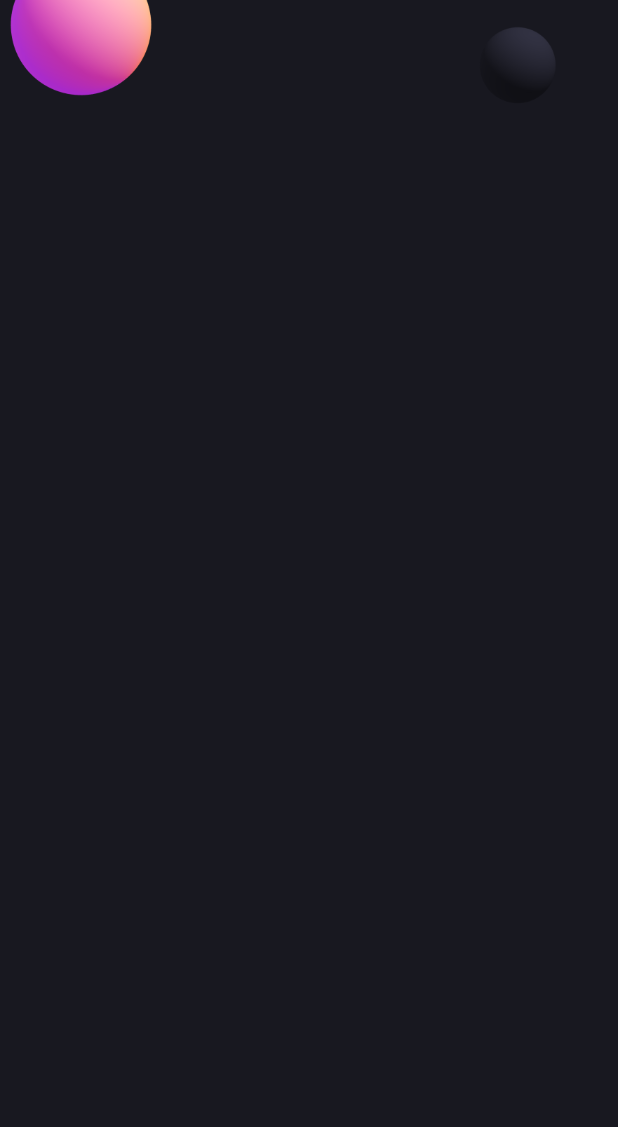
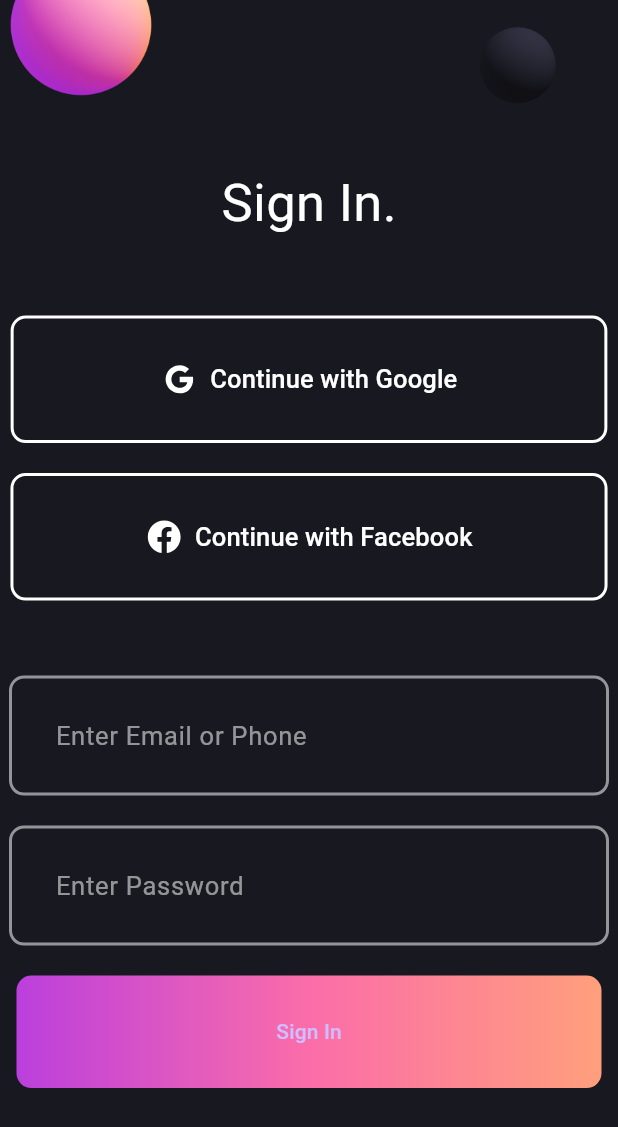
Before and after one commit to Saliim242/Somali-Electronic-App, a Flutter app: the screen it shows after launch, on a phone screen of 412 x 824 dp. Shown: the top 1127 px of the screen. Run offline on Flutter 3.47's test engine with Material 3 defaults, Android fonts, the phone set to English and light mode, and no system bars; our stand-ins replace flutter_svg.

Commit message:
Add login page UI components and social authentication buttons

```diff
--- a/lib/pages/auth/login_page.dart
+++ b/lib/pages/auth/login_page.dart
@@ -1,4 +1,8 @@
 import 'package:flutter/material.dart';
+import 'package:somali_electronic/utils/colors.dart';
+import 'package:somali_electronic/widgets/custom_btn.dart';
+import 'package:somali_electronic/widgets/custome_textfied.dart';
+import 'package:somali_electronic/widgets/social_btn.dart';
 
 import '../../utils/images.dart';
 
@@ -9,7 +13,36 @@ class LoginPage extends StatelessWidget {
   Widget build(BuildContext context) {
     return Scaffold(
       body: SingleChildScrollView(
-        child: Column(children: [Image.asset(Images.logo)]),
+        child: Center(
+          child: Column(
+            children: [
+              Image.asset(Images.logo),
+              const Text(
+                'Sign In.',
+                style: TextStyle(fontSize: 35, color: ColorPallete.whiteColor),
+              ),
+
+              SizedBox(height: 50),
+              SocialBottom(
+                label: 'Continue with Google',
+                icon: Images.googleIcon,
+              ),
+              SizedBox(height: 20),
+              SocialBottom(
+                label: 'Continue with Facebook',
+                icon: Images.facebookIcon,
+                horuzontalPadding: 90,
+              ),
+
+              SizedBox(height: 50),
+              CustomeTextfied(hintText: "Enter Email or Phone"),
+              SizedBox(height: 20),
+              CustomeTextfied(hintText: "Enter Password"),
+              SizedBox(height: 20),
+              CustomButtom(text: 'Sign In'),
+            ],
+          ),
+        ),
       ),
     );
   }
--- /dev/null
+++ b/lib/utils/constants.dart
@@ -0,0 +1,3 @@
+import 'package:flutter/material.dart';
+
+TextStyle style = TextStyle(fontSize: 20, color: Colors.white);
--- a/lib/utils/images.dart
+++ b/lib/utils/images.dart
@@ -1,3 +1,5 @@
 class Images {
   static const String logo = 'assets/images/signin_balls.png';
+  static const String googleIcon = 'assets/svg/g_logo.svg';
+  static const String facebookIcon = 'assets/svg/f_logo.svg';
 }
--- /dev/null
+++ b/lib/widgets/custom_btn.dart
@@ -0,0 +1,33 @@
+import 'package:flutter/material.dart';
+import 'package:somali_electronic/utils/colors.dart';
+
+class CustomButtom extends StatelessWidget {
+  const CustomButtom({super.key, required this.text});
+  final String text;
+
+  @override
+  Widget build(BuildContext context) {
+    return Container(
+      decoration: BoxDecoration(
+        borderRadius: BorderRadius.circular(10),
+        gradient: LinearGradient(
+          colors: [
+            ColorPallete.gradient1,
+            ColorPallete.gradient2,
+            ColorPallete.gradient3,
+          ],
+        ),
+      ),
+      child: ElevatedButton(
+        onPressed: () {},
+        child: Text(text),
+
+        style: ElevatedButton.styleFrom(
+          fixedSize: Size(390, 75),
+          backgroundColor: Colors.transparent,
+          shadowColor: Colors.transparent,
+        ),
+      ),
+    );
+  }
+}
--- /dev/null
+++ b/lib/widgets/custome_textfied.dart
@@ -0,0 +1,29 @@
+import 'package:flutter/material.dart';
+
+class CustomeTextfied extends StatelessWidget {
+  const CustomeTextfied({super.key, required this.hintText});
+  final String hintText;
+
+  @override
+  Widget build(BuildContext context) {
+    return ConstrainedBox(
+      constraints: BoxConstraints(maxWidth: 400),
+      child: TextFormField(
+        decoration: InputDecoration(
+          contentPadding: EdgeInsets.all(27),
+          hintText: hintText,
+          hintStyle: TextStyle(fontSize: 17, color: Colors.white54),
+
+          enabledBorder: OutlineInputBorder(
+            borderRadius: BorderRadius.circular(10),
+            borderSide: BorderSide(width: 2, color: Colors.white54),
+          ),
+          focusedBorder: OutlineInputBorder(
+            borderRadius: BorderRadius.circular(10),
+            borderSide: BorderSide(width: 2, color: Colors.white),
+          ),
+        ),
+      ),
+    );
+  }
+}
--- /dev/null
+++ b/lib/widgets/social_btn.dart
@@ -0,0 +1,39 @@
+import 'package:flutter/material.dart';
+import 'package:flutter_svg/flutter_svg.dart';
+import 'package:somali_electronic/utils/colors.dart';
+import 'package:somali_electronic/utils/constants.dart';
+
+class SocialBottom extends StatelessWidget {
+  final String label;
+  final String icon;
+  final double horuzontalPadding;
+  const SocialBottom({
+    super.key,
+    required this.label,
+    required this.icon,
+    this.horuzontalPadding = 100,
+  });
+
+  @override
+  Widget build(BuildContext context) {
+    return TextButton.icon(
+      onPressed: () {},
+      label: Text(
+        label,
+        style: TextStyle(fontSize: 17, color: ColorPallete.whiteColor),
+      ),
+      icon: SvgPicture.asset(icon, width: 25, color: ColorPallete.whiteColor),
+
+      style: TextButton.styleFrom(
+        padding: EdgeInsets.symmetric(
+          horizontal: horuzontalPadding,
+          vertical: 30,
+        ),
+        shape: RoundedRectangleBorder(
+          borderRadius: BorderRadius.circular(10),
+          side: BorderSide(width: 2, color: ColorPallete.whiteColor),
+        ),
+      ),
+    );
+  }
+}
--- a/pubspec.yaml
+++ b/pubspec.yaml
@@ -34,6 +34,7 @@ dependencies:
   # The following adds the Cupertino Icons font to your application.
   # Use with the CupertinoIcons class for iOS style icons.
   cupertino_icons: ^1.0.8
+  flutter_svg: ^2.2.4
 
 dev_dependencies:
   flutter_test:
```
Also changed, not shown: pubspec.lock.
